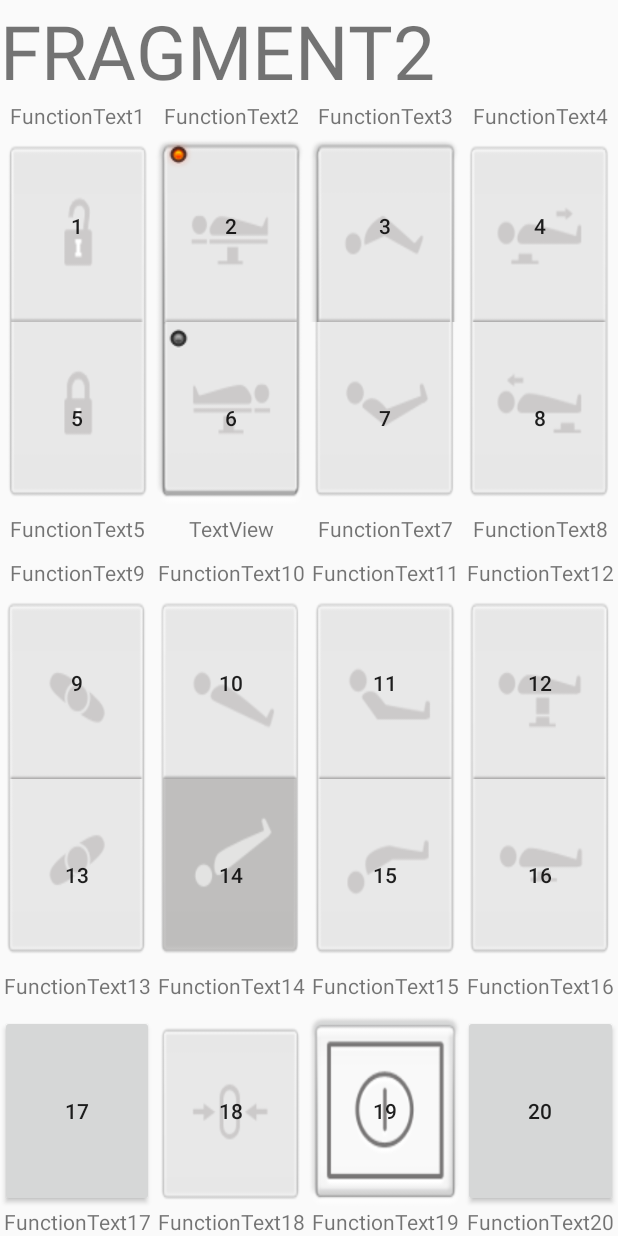
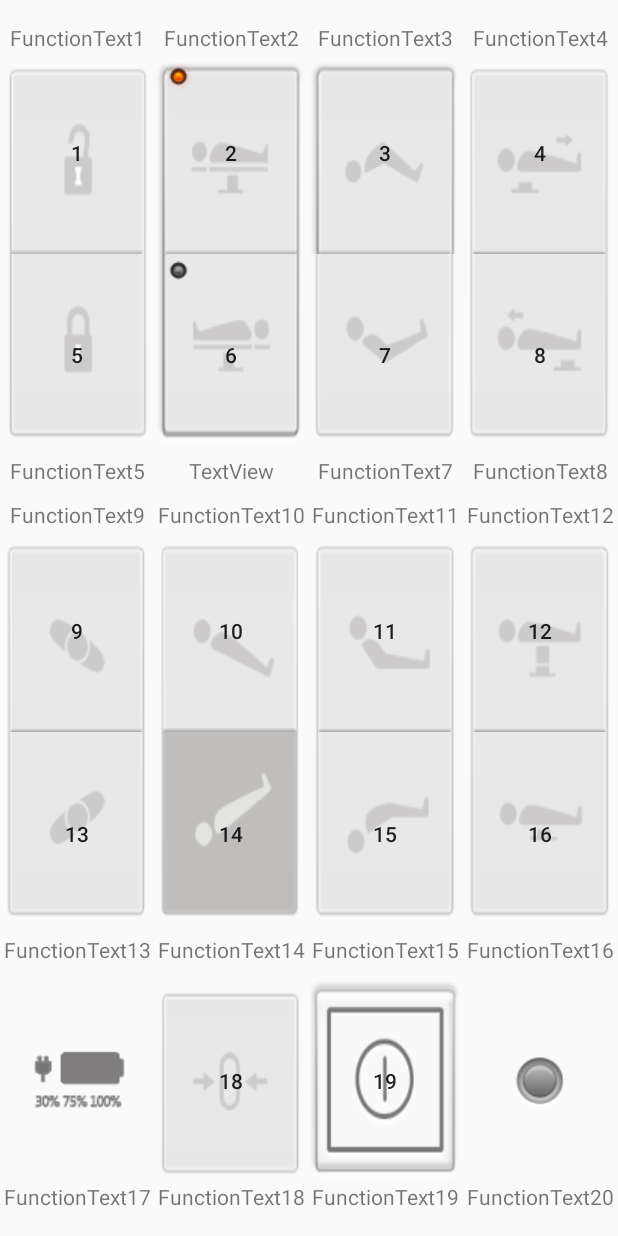
Before and after one commit to MickJun/DrMax8000_Controller, an Android app: the layout fragment_fragment2.xml on its own in the app's theme, with its tools: preview values and no code run, on a phone screen of 412 x 824 dp. Run offline under Robolectric (Android 15) with nearby library versions, the phone set to English and light mode, and no system bars.

Commit message:
20180704

```diff
--- a/app/src/main/res/layout/fragment_fragment2.xml
+++ b/app/src/main/res/layout/fragment_fragment2.xml
@@ -4,21 +4,23 @@
     xmlns:tools="http://schemas.android.com/tools"
     android:layout_width="match_parent"
     android:layout_height="match_parent"
+    android:id="@+id/f2FrameLayout"
     tools:context=".Fragment2">
 
     <!-- TODO: Update blank fragment layout -->
-
+    <!--android:background="@drawable/bisor_gui_eq_content_bg3"-->
     <TableLayout
         android:layout_width="match_parent"
         android:layout_height="match_parent">
-
-        <TextView
-            android:id="@+id/fragment2_text"
+        <TableRow
             android:layout_width="match_parent"
-            android:layout_height="wrap_content"
-            android:text="FRAGMENT2"
-            android:textSize="50dp" />
-
+            android:layout_height="match_parent"
+            android:orientation="vertical">
+            <FrameLayout
+                android:layout_width="match_parent"
+                android:layout_height="15dp">
+            </FrameLayout>
+        </TableRow>
 
         <TableRow
             android:layout_width="match_parent"
@@ -391,12 +393,19 @@
             android:layout_weight="1"
             android:orientation="vertical">
 
-            <Button
+            <FrameLayout
                 android:id="@+id/fragment2_button17"
                 android:layout_width="0dp"
                 android:layout_height="match_parent"
                 android:layout_weight="1"
-                android:text="17" />
+                android:text="17" >
+                <ImageView
+                android:id="@+id/imageView_Status1"
+                android:layout_width="wrap_content"
+                android:layout_height="wrap_content"
+                android:layout_gravity="center"
+                android:src="@drawable/bisor_gui_eq_content_icon_battery000" />
+            </FrameLayout>
 
             <Button
                 android:id="@+id/fragment2_button18"
@@ -414,12 +423,19 @@
                 android:background= "@drawable/bisor_gui_eq_content_button_pwoff2"
                 android:text="19" />
 
-            <Button
+            <FrameLayout
                 android:id="@+id/fragment2_button20"
                 android:layout_width="0dp"
                 android:layout_height="match_parent"
                 android:layout_weight="1"
-                android:text="20" />
+                android:text="20" >
+                <ImageView
+                    android:id="@+id/imageView_Status2"
+                    android:layout_width="wrap_content"
+                    android:layout_height="wrap_content"
+                    android:layout_gravity="center"
+                    android:src="@drawable/bisor_gui_eq_content_icon_slidecenterlight_normal" />
+            </FrameLayout>
 
         </TableRow>
         <TableRow
@@ -458,6 +474,23 @@
                 android:text="FunctionText20" />
         </TableRow>
 
+        <TableRow
+            android:layout_width="match_parent"
+            android:layout_height="match_parent"
+            android:orientation="vertical">
+            <FrameLayout
+                android:layout_width="match_parent"
+                android:layout_height="15dp">
+            </FrameLayout>
+        </TableRow>
+
+        <TextView
+            android:id="@+id/fragment2_text"
+            android:layout_width="match_parent"
+            android:layout_height="1dp"
+            android:text="FRAGMENT2"
+            android:textSize="50dp" />
+
     </TableLayout>
 
 
```
Also changed, not shown: app/src/main/java/com/benqmedicaltech/fragment_test/Fragment1.java (+10 -0 lines), app/src/main/java/com/benqmedicaltech/fragment_test/Fragment2.java (+37 -11 lines), app/src/main/java/com/benqmedicaltech/fragment_test/MainActivity.java (+21 -22 lines), app/src/main/res/layout/fragment_fragment1.xml (+40 -9 lines), app/src/main/res/drawable/bisor_gui_eq_content_bg3.png (added), app/src/main/res/drawable/bisor_gui_eq_content_drop_text_w455_focus.png (added), app/src/main/res/drawable/bisor_gui_eq_content_drop_text_w455_normal.png (added), app/src/main/res/drawable/bisor_gui_eq_content_drop_text_w455_select.png (added), app/src/main/res/drawable/bisor_gui_eq_sub_icon_table_press.png (added), app/src/main/res/drawable/bisor_gui_or_bg.png (added), app/src/main/res/drawable/bisor_gui_or_exit_dialog_button_focuse.png (added), app/src/main/res/drawable/bisor_gui_or_exit_dialog_button_normal.png (added), app/src/main/res/drawable/bisor_gui_or_exit_dialog_button_press.png (added), app/src/main/res/drawable/bisor_gui_or_frame_button_main_focus.png (added), 5 more files.
